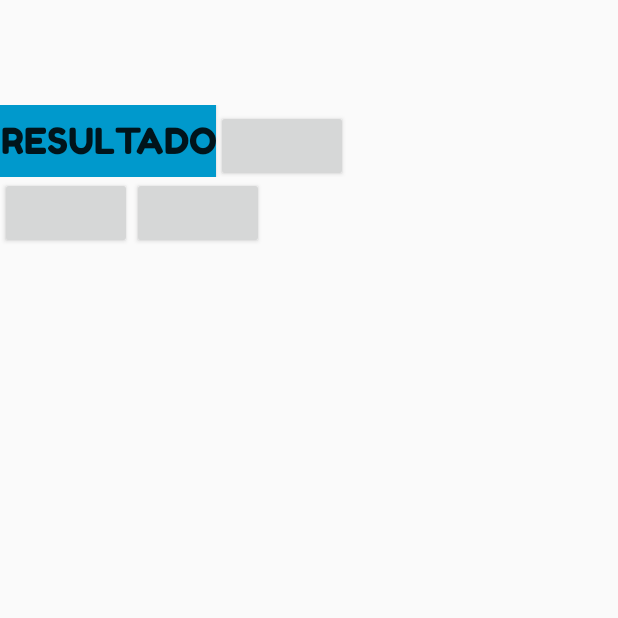
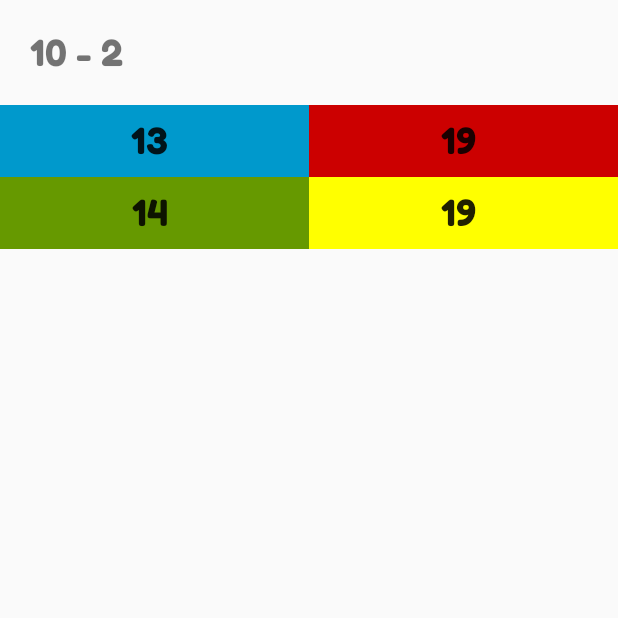
Before and after one commit to gustavoFG28/Ludit, an Android app: the MatematicaActivity screen opened directly, with no data from a screen before it, on a phone screen of 412 x 824 dp, the top half of it. Run offline under Robolectric (Android 15) with nearby library versions, the phone set to English and light mode, and no system bars.

Commit message:
Jogo da Matemática

```diff
--- a/LuditApp/app/src/main/java/com/example/ludit/MatematicaActivity.java
+++ b/LuditApp/app/src/main/java/com/example/ludit/MatematicaActivity.java
@@ -3,13 +3,120 @@ package com.example.ludit;
 import androidx.appcompat.app.AppCompatActivity;
 
 import android.os.Bundle;
+import android.view.View;
+import android.widget.Button;
+import android.widget.EditText;
+import android.widget.TextView;
+
+import java.util.Random;
 
 public class MatematicaActivity extends AppCompatActivity {
-
+    TextView tvVisor;
+    Button btnAzul, btnVermelho, btnAmarelo, btnVerde;
+    Button[] btns = new Button[4];
+    int pontosMat, botaoCerto, qtd;
     @Override
     protected void onCreate(Bundle savedInstanceState) {
         super.onCreate(savedInstanceState);
         setContentView(R.layout.activity_matematica);
 
+        tvVisor = (TextView) findViewById(R.id.tvConta);
+        btnAmarelo = (Button) findViewById(R.id.btnAmarelo);
+        btnAzul = (Button) findViewById(R.id.btnAzul);
+        btnVerde = (Button) findViewById(R.id.btnVerde);
+        btnVermelho = (Button) findViewById(R.id.btnVermelho);
+        qtd = 0;
+
+        btns[0] = btnAmarelo;
+        btns[1] = btnAzul;
+        btns[2] = btnVermelho;
+        btns[3] = btnVerde;
+
+        construirConta();
+
+        btnVermelho.setOnClickListener(new View.OnClickListener() {
+            @Override
+            public void onClick(View v) {
+                verResult(btnVermelho.getId());
+                atualizarTela();
+            }
+        });
+
+        btnVerde.setOnClickListener(new View.OnClickListener() {
+            @Override
+            public void onClick(View v) {
+                verResult(btnVerde.getId());
+                atualizarTela();
+            }
+        });
+
+        btnAzul.setOnClickListener(new View.OnClickListener() {
+            @Override
+            public void onClick(View v) {
+                verResult(btnAzul.getId());
+                atualizarTela();
+            }
+        });
+
+        btnAmarelo.setOnClickListener(new View.OnClickListener() {
+            @Override
+            public void onClick(View v) {
+                verResult(btnAmarelo.getId());
+                atualizarTela();
+            }
+        });
     }
+
+    public  void   atualizarTela(){
+        if(qtd < 10)
+        {
+            qtd++;
+            construirConta();
+        }else
+        {
+            //mostrarResultado e jogar pontos no BD
+        }
+    }
+
+    public boolean verResult(int id){
+       if(btns[botaoCerto].getId() == id)
+           pontosMat++;
+       else
+           pontosMat--;
+        return  false;
+    }
+
+    public void construirConta(){
+        Random random = new Random();
+        int result = 0;
+
+        int n1 = random.nextInt(11);
+        int n2 = random.nextInt(11);
+
+        int sinal = random.nextInt(2);
+        botaoCerto = random.nextInt(5);
+
+        int v;
+
+        switch (sinal){
+            case 0:
+                result = n1 + n2;
+                tvVisor.setText(n1 + " + "+ n2); break;
+            case 1:
+                result = (n1 < n2)? n2-n1: n1-n2;
+                tvVisor.setText((n1 < n2)? n2+ " - "+ n1: n1+ " - "+ n2 ); break;
+        }
+
+        for(int i = 0; i < btns.length; i++)
+            if(botaoCerto != i)
+                while ((v =random.nextInt(21)) != result)
+                {
+                    btns[i].setText(v + " ");
+                    break;
+                }
+            else
+                btns[i].setText(result + " ");
+    }
+
+
 }
--- a/LuditApp/app/src/main/res/layout/activity_matematica.xml
+++ b/LuditApp/app/src/main/res/layout/activity_matematica.xml
@@ -16,15 +16,18 @@
         android:layout_margin="20dp"
         />
     <LinearLayout
-        android:layout_width="wrap_content"
+        android:layout_width="match_parent"
         android:layout_height="wrap_content"
-        android:orientation="vertical">
+        android:orientation="vertical"
+        >
         <LinearLayout
-            android:layout_width="wrap_content"
+            android:layout_width="match_parent"
             android:layout_height="wrap_content"
             android:orientation="horizontal">
+
             <Button
-                android:layout_width="wrap_content"
+                android:layout_width="match_parent"
+                android:layout_weight="1"
                 android:layout_height="wrap_content"
                 android:id="@+id/btnAzul"
                 android:background="@android:color/holo_blue_dark"
@@ -32,24 +35,36 @@
                 android:text="RESULTADO"/>
 
             <Button
-                android:layout_width="wrap_content"
+                android:layout_width="match_parent"
+                android:layout_weight="1"
                 android:layout_height="wrap_content"
-                android:id="@+id/btnVermelho" />
+                android:id="@+id/btnVermelho"
+                android:textSize="24dp"
+                android:background="@android:color/holo_red_dark"
+                android:text="RESULTADO" />
 
         </LinearLayout>
         <LinearLayout
-            android:layout_width="wrap_content"
+            android:layout_width="match_parent"
             android:layout_height="wrap_content"
             android:orientation="horizontal">
 
             <Button
-                android:layout_width="wrap_content"
+                android:layout_width="match_parent"
+                android:layout_weight="1"
                 android:layout_height="wrap_content"
+                android:textSize="24dp"
+                android:background="@android:color/holo_green_dark"
+                android:text="RESULTADO"
                 android:id="@+id/btnVerde"/>
 
             <Button
-                android:layout_width="wrap_content"
+                android:layout_width="match_parent"
+                android:layout_weight="1"
                 android:layout_height="wrap_content"
+                android:textSize="24dp"
+                android:background="#FFFF00"
+                android:text="RESULTADO"
                 android:id="@+id/btnAmarelo"/>
         </LinearLayout>
     </LinearLayout>
```
Also changed, not shown: 1 other file.
